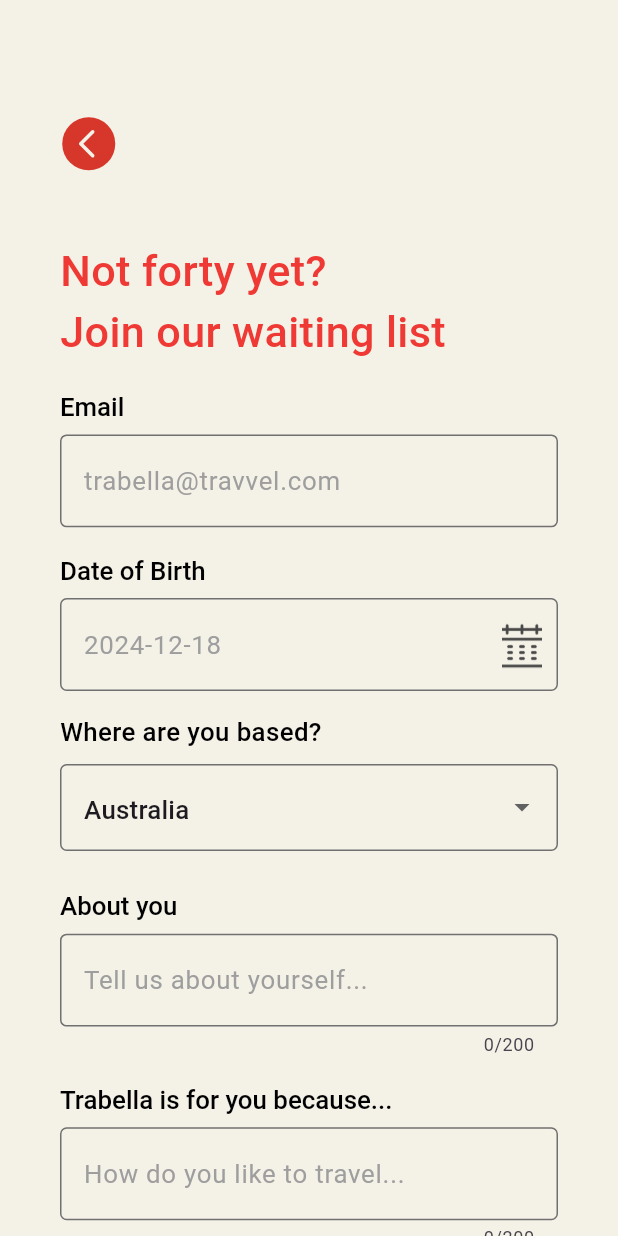
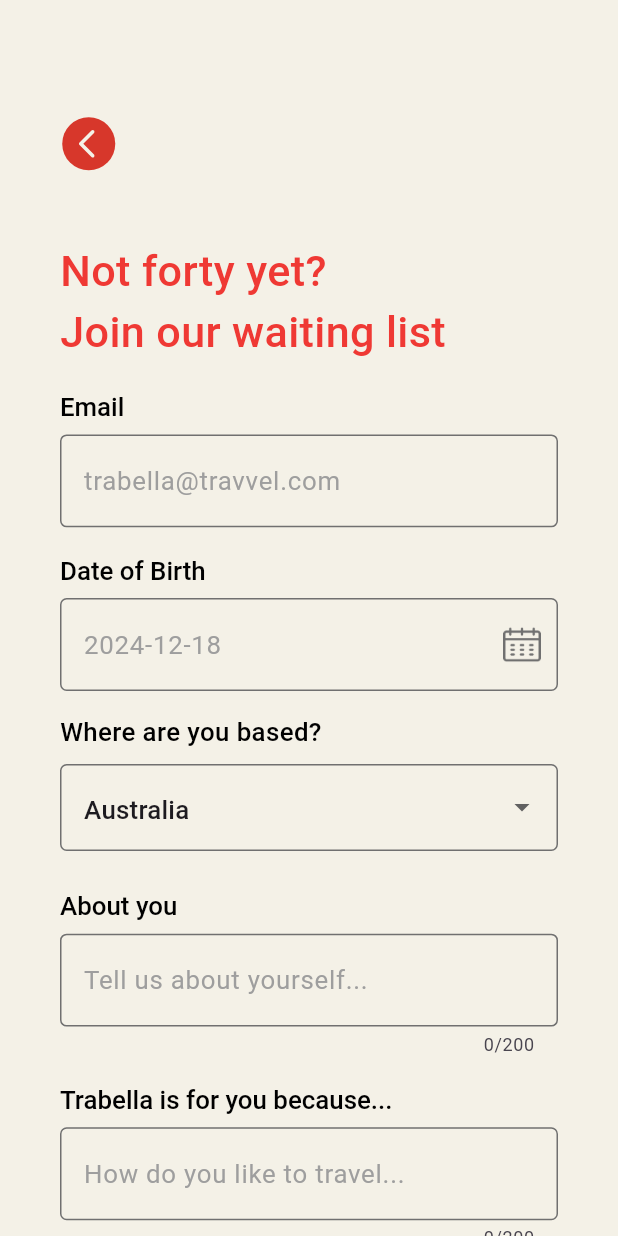
Before and after one commit to debuggerdev24/trabella_app, a Flutter app: the FortyWaitinglistSCreen screen opened by its route, on a phone screen of 412 x 824 dp. Run offline on Flutter 3.47's test engine with Material 3 defaults, Android fonts, the phone set to English and light mode, and no system bars; our stand-ins replace animate_do, camera, carousel_slider, dots_indicator, dotted_border, dotted_line and 9 more; project files that could hold a hidden picture were left out.

Commit message:
date field changes done

```diff
--- a/lib/view/Auth/auth_complete.dart
+++ b/lib/view/Auth/auth_complete.dart
@@ -77,7 +77,7 @@ class _AuthCompletedScreenState extends State<AuthCompletedScreen> {
                   ),
                   10.w.horizontalSpace,
                   Container(
-                    padding: EdgeInsets.all(13.r),
+                    padding: EdgeInsets.all(15.r),
                     decoration: BoxDecoration(
                         shape: BoxShape.circle,
                         border: Border.all(
@@ -85,7 +85,7 @@ class _AuthCompletedScreenState extends State<AuthCompletedScreen> {
                     child: SvgIcon(
                       AppAssets.tripadvisor,
                       color: AppColors.backgroungcolor,
-                      size: 42.w,
+                      size: 40.w,
                     ),
                   ),
                   10.w.horizontalSpace,
--- a/lib/view/waitinglist/forty_waitinglist.dart
+++ b/lib/view/waitinglist/forty_waitinglist.dart
@@ -25,7 +25,7 @@ class FortyWaitinglistSCreen extends StatefulWidget {
 
 class _FortyWaitinglistSCreenState extends State<FortyWaitinglistSCreen> {
   List<TextEditingController> _controllers = [];
-
+  TextEditingController _dateController = TextEditingController();
   @override
   void initState() {
     // TODO: implement initState
@@ -73,8 +73,11 @@ class _FortyWaitinglistSCreenState extends State<FortyWaitinglistSCreen> {
                 ),
                 20.h.verticalSpace,
                 AppTextField(
+                  controller: _dateController,
                   fillcolor: Colors.transparent,
                   labelText: "Date of Birth",
+                  readOnly: true,
+                  style: TextStyle(color: AppColors.textcolor),
                   labelStyle:
                       textStyle18SemiBold.copyWith(color: AppColors.blackColor),
                   hintText:
@@ -87,14 +90,18 @@ class _FortyWaitinglistSCreenState extends State<FortyWaitinglistSCreen> {
                         initialDateTime: authProvider.selectedDate,
                         onDateTimeChanged: (value) {
                           authProvider.updateDate(value);
+                          setState(() {
+                            _dateController.text =
+                                "${value.toLocal()}".split(' ')[0];
+                          });
                         },
                       );
                     },
                     child: Padding(
-                      padding: const EdgeInsets.all(8.0),
+                      padding: EdgeInsets.all(12.sp),
                       child: Image.asset(
-                        AppAssets.datepicker,
-                        height: 20.sp,
+                        AppAssets.birthTime,
+                        height: 12.sp,
                       ),
                     ),
                   ),
--- a/lib/widgets/Authwidgets/auth_screens.dart
+++ b/lib/widgets/Authwidgets/auth_screens.dart
@@ -40,6 +40,7 @@ class _SetbirthdayState extends State<Setbirthday> {
           ),
           149.h.verticalSpace,
           AppTextField(
+            readOnly: true,
             controller: _dateController,
             fillcolor: Colors.transparent,
             labelText: "Date of Birth",
@@ -62,7 +63,7 @@ class _SetbirthdayState extends State<Setbirthday> {
                 );
               },
               child: Padding(
-                padding: EdgeInsets.all(8.sp),
+                padding: EdgeInsets.all(10.sp),
                 child: Image.asset(
                   AppAssets.datepicker,
                   height: 10.sp,
--- a/lib/widgets/app_txt_field.dart
+++ b/lib/widgets/app_txt_field.dart
@@ -37,7 +37,7 @@ class AppTextField extends StatelessWidget {
     this.bottomText,
     this.bottomTextStyle,
     this.readOnly = false,
-    this.textAlign = TextAlign.start,
+    this.textAlign = TextAlign.start, this.cursorColor,
   });
 
   final String? labelText;
@@ -72,7 +72,7 @@ class AppTextField extends StatelessWidget {
   final bool readOnly;
   final Color? fillcolor;
   final TextAlign textAlign;
-
+  final Color? cursorColor;
   @override
   Widget build(BuildContext context) {
     return Column(
@@ -98,6 +98,7 @@ class AppTextField extends StatelessWidget {
         TextFormField(
           enabled: enabled ?? true,
           expands: false,
+
           // name: name,
           readOnly: readOnly,
           maxLength: maxLength,
@@ -108,7 +109,7 @@ class AppTextField extends StatelessWidget {
           autovalidateMode:
               autoValidateMode ?? AutovalidateMode.onUserInteraction,
           obscureText: obSecureText ?? false,
-          cursorColor: AppColors.blackColor,
+          cursorColor:cursorColor?? AppColors.blackColor,
           cursorHeight: 20,
           style: textStyle16.copyWith(
             color: AppColors.blackColor,
--- a/pubspec.yaml
+++ b/pubspec.yaml
@@ -53,6 +53,8 @@ dependencies:
   flutter_rating_bar: ^4.0.1
   carousel_slider: ^5.0.0
   dots_indicator: ^3.0.0
+  emoji_picker_flutter: ^1.0.7
+
 
 
 
```
Also changed, not shown: lib/view/Auth/setcity/citywidgets.dart (+32 -8 lines), lib/view/Profile/myprofile_screen.dart (+10 -0 lines), lib/view/waitinglist/end_of_verification.dart (+11 -4 lines), pubspec.lock, 5 other files.
